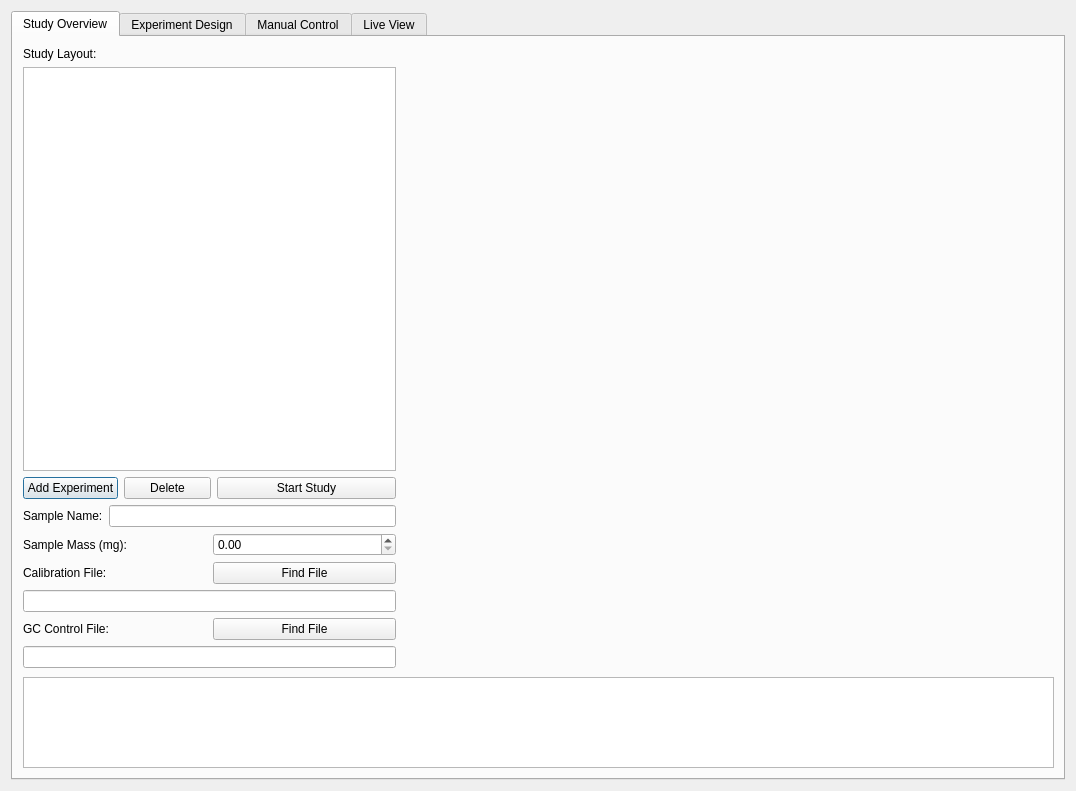
Old version of the form reactorUI.ui in the repository Dionne-Lab/catalight.
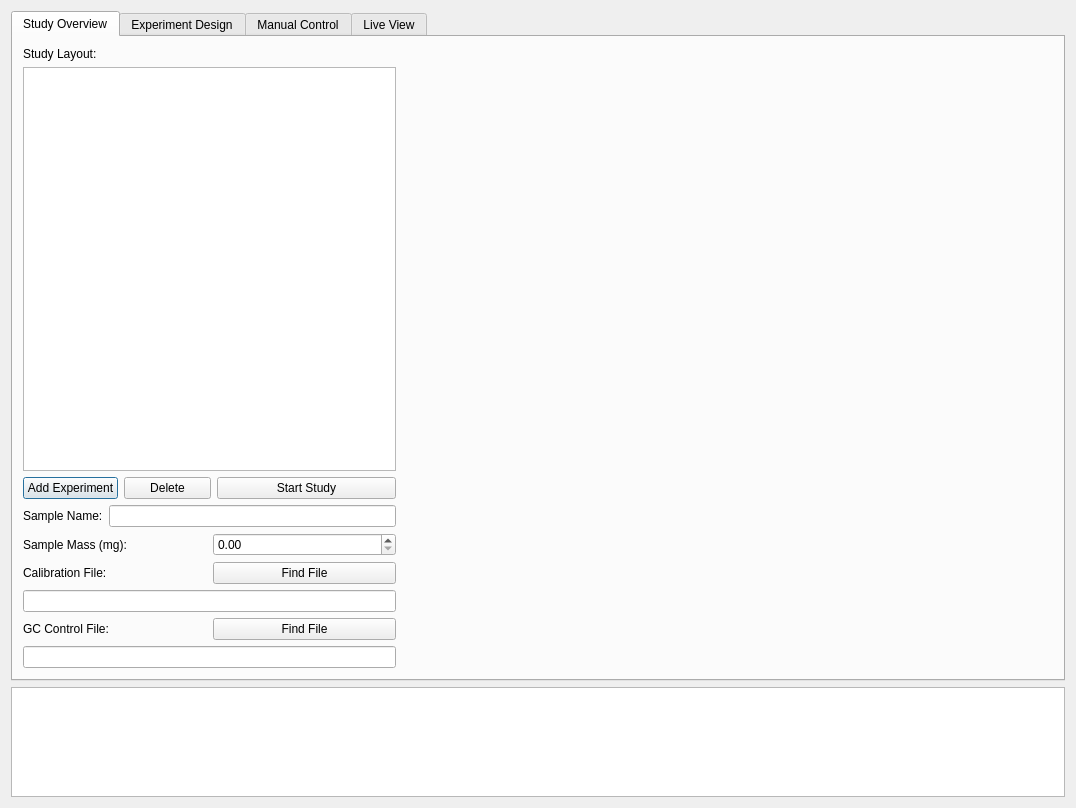
New version of the form. Icons and pictures are not drawn.

Commit message: updated console pring in gui

What changed in the file:
```diff
--- a/reactorUI.ui
+++ b/reactorUI.ui
@@ -7,7 +7,7 @@
     <x>0</x>
     <y>0</y>
     <width>1076</width>
-    <height>791</height>
+    <height>808</height>
    </rect>
   </property>
   <property name="windowTitle">
@@ -17,7 +17,7 @@
    <iconset>
     <normaloff>gui_style_guides/icon.png</normaloff>gui_style_guides/icon.png</iconset>
   </property>
-  <layout class="QHBoxLayout" name="horizontalLayout_6">
+  <layout class="QVBoxLayout" name="verticalLayout_9">
    <item>
     <widget class="QTabWidget" name="tabWidget">
      <property name="sizePolicy">
@@ -212,16 +212,6 @@
        </property>
        <layout class="QVBoxLayout" name="verticalLayout_7"/>
       </widget>
-      <widget class="QTextBrowser" name="consoleOutput">
-       <property name="geometry">
-        <rect>
-         <x>10</x>
-         <y>640</y>
-         <width>1031</width>
-         <height>91</height>
-        </rect>
-       </property>
-      </widget>
      </widget>
      <widget class="QWidget" name="tabExperimentDesign">
       <attribute name="title">
@@ -1257,6 +1247,22 @@
      </widget>
     </widget>
    </item>
+   <item>
+    <widget class="QTextBrowser" name="consoleOutput">
+     <property name="sizePolicy">
+      <sizepolicy hsizetype="Expanding" vsizetype="Maximum">
+       <horstretch>0</horstretch>
+       <verstretch>0</verstretch>
+      </sizepolicy>
+     </property>
+     <property name="maximumSize">
+      <size>
+       <width>16777215</width>
+       <height>110</height>
+      </size>
+     </property>
+    </widget>
+   </item>
   </layout>
  </widget>
  <resources/>
```
